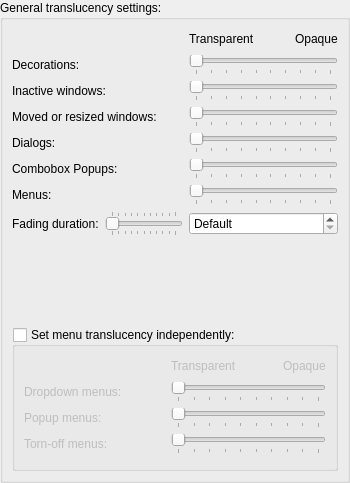
First picture: the form in effects/maketransparent_config.ui, repository KDE/kwin, before the edit.
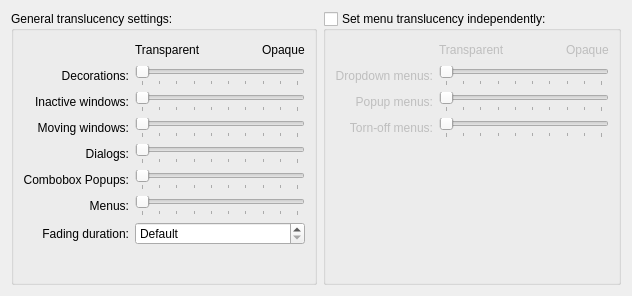
Second picture: the form after the edit.

What changed in the file:
```diff
--- a/effects/maketransparent_config.ui
+++ b/effects/maketransparent_config.ui
@@ -5,29 +5,39 @@
    <rect>
     <x>0</x>
     <y>0</y>
-    <width>350</width>
-    <height>483</height>
+    <width>616</width>
+    <height>296</height>
    </rect>
   </property>
   <property name="windowTitle" >
    <string>Translucency</string>
   </property>
-  <layout class="QGridLayout" name="gridLayout_3" >
-   <property name="margin" >
-    <number>0</number>
-   </property>
-   <item row="1" column="0" >
+  <layout class="QHBoxLayout" name="horizontalLayout" >
+   <item>
     <widget class="QGroupBox" name="m_opacityGroupBox" >
      <property name="title" >
       <string>General translucency settings:</string>
      </property>
-     <layout class="QVBoxLayout" name="verticalLayout" >
-      <item>
-       <layout class="QGridLayout" name="gridLayout" >
+     <layout class="QFormLayout" name="formLayout_2" >
+      <property name="fieldGrowthPolicy" >
+       <enum>QFormLayout::AllNonFixedFieldsGrow</enum>
+      </property>
+      <property name="labelAlignment" >
+       <set>Qt::AlignRight|Qt::AlignTrailing|Qt::AlignVCenter</set>
+      </property>
         <item row="0" column="1" >
-         <layout class="QHBoxLayout" name="horizontalLayout_2" >
+       <layout class="QHBoxLayout" name="horizontalLayout_4" >
+        <property name="sizeConstraint" >
+         <enum>QLayout::SetDefaultConstraint</enum>
+        </property>
           <item>
            <widget class="QLabel" name="label_2" >
+          <property name="sizePolicy" >
+           <sizepolicy vsizetype="Preferred" hsizetype="Preferred" >
+            <horstretch>0</horstretch>
+            <verstretch>0</verstretch>
+           </sizepolicy>
+          </property>
             <property name="text" >
              <string>Transparent</string>
             </property>
@@ -48,6 +58,12 @@
           </item>
           <item>
            <widget class="QLabel" name="label_3" >
+          <property name="sizePolicy" >
+           <sizepolicy vsizetype="Preferred" hsizetype="Fixed" >
+            <horstretch>0</horstretch>
+            <verstretch>0</verstretch>
+           </sizepolicy>
+          </property>
             <property name="text" >
              <string>Opaque</string>
             </property>
@@ -66,10 +82,22 @@
           <property name="text" >
            <string>Decorations:</string>
           </property>
+        <property name="alignment" >
+         <set>Qt::AlignRight|Qt::AlignTrailing|Qt::AlignVCenter</set>
+        </property>
+        <property name="buddy" >
+         <cstring>decorations</cstring>
+        </property>
          </widget>
         </item>
         <item row="1" column="1" >
          <widget class="QSlider" name="decorations" >
+        <property name="minimumSize" >
+         <size>
+          <width>170</width>
+          <height>0</height>
+         </size>
+        </property>
           <property name="minimum" >
            <number>10</number>
           </property>
@@ -98,6 +126,12 @@
           <property name="text" >
            <string>Inactive windows:</string>
           </property>
+        <property name="alignment" >
+         <set>Qt::AlignRight|Qt::AlignTrailing|Qt::AlignVCenter</set>
+        </property>
+        <property name="buddy" >
+         <cstring>inactive</cstring>
+        </property>
          </widget>
         </item>
         <item row="2" column="1" >
@@ -128,7 +162,13 @@
            </sizepolicy>
           </property>
           <property name="text" >
-           <string>Moved or resized windows:</string>
+         <string>Moving windows:</string>
+        </property>
+        <property name="alignment" >
+         <set>Qt::AlignRight|Qt::AlignTrailing|Qt::AlignVCenter</set>
+        </property>
+        <property name="buddy" >
+         <cstring>moveresize</cstring>
           </property>
          </widget>
         </item>
@@ -162,6 +202,12 @@
           <property name="text" >
            <string>Dialogs:</string>
           </property>
+        <property name="alignment" >
+         <set>Qt::AlignRight|Qt::AlignTrailing|Qt::AlignVCenter</set>
+        </property>
+        <property name="buddy" >
+         <cstring>dialogs</cstring>
+        </property>
          </widget>
         </item>
         <item row="4" column="1" >
@@ -194,6 +240,12 @@
           <property name="text" >
            <string>Combobox Popups:</string>
           </property>
+        <property name="alignment" >
+         <set>Qt::AlignRight|Qt::AlignTrailing|Qt::AlignVCenter</set>
+        </property>
+        <property name="buddy" >
+         <cstring>comboboxpopup</cstring>
+        </property>
          </widget>
         </item>
         <item row="5" column="1" >
@@ -226,6 +278,12 @@
           <property name="text" >
            <string>Menus:</string>
           </property>
+        <property name="alignment" >
+         <set>Qt::AlignRight|Qt::AlignTrailing|Qt::AlignVCenter</set>
+        </property>
+        <property name="buddy" >
+         <cstring>menus</cstring>
+        </property>
          </widget>
         </item>
         <item row="6" column="1" >
@@ -248,40 +306,17 @@
          </widget>
         </item>
         <item row="7" column="0" >
-         <layout class="QHBoxLayout" name="horizontalLayout" >
-          <item>
            <widget class="QLabel" name="label" >
             <property name="text" >
              <string>Fading duration:</string>
             </property>
-           </widget>
-          </item>
-          <item>
-           <widget class="QSlider" name="durationSlider" >
-            <property name="minimum" >
-             <number>0</number>
-            </property>
-            <property name="maximum" >
-             <number>5000</number>
-            </property>
-            <property name="singleStep" >
-             <number>100</number>
-            </property>
-            <property name="pageStep" >
-             <number>100</number>
-            </property>
-            <property name="orientation" >
-             <enum>Qt::Horizontal</enum>
-            </property>
-            <property name="tickPosition" >
-             <enum>QSlider::TicksBothSides</enum>
-            </property>
-            <property name="tickInterval" >
-             <number>500</number>
-            </property>
-           </widget>
-          </item>
-         </layout>
+        <property name="alignment" >
+         <set>Qt::AlignRight|Qt::AlignTrailing|Qt::AlignVCenter</set>
+        </property>
+        <property name="buddy" >
+         <cstring>duration</cstring>
+        </property>
+       </widget>
         </item>
         <item row="7" column="1" >
          <widget class="QSpinBox" name="duration" >
@@ -306,19 +341,24 @@
          </widget>
         </item>
        </layout>
-      </item>
-      <item>
-       <spacer name="verticalSpacer_2" >
-        <property name="orientation" >
-         <enum>Qt::Vertical</enum>
-        </property>
-        <property name="sizeHint" stdset="0" >
-         <size>
-          <width>20</width>
-          <height>40</height>
-         </size>
-        </property>
-       </spacer>
+     <zorder>decorations_label</zorder>
+     <zorder>decorations</zorder>
+     <zorder>inactive_label</zorder>
+     <zorder>inactive</zorder>
+     <zorder>moveresize_label</zorder>
+     <zorder>moveresize</zorder>
+     <zorder>dialogs_label</zorder>
+     <zorder>dialogs</zorder>
+     <zorder>comboboxpopup_label</zorder>
+     <zorder>comboboxpopup</zorder>
+     <zorder>menus_label</zorder>
+     <zorder>menus</zorder>
+     <zorder>horizontalLayoutWidget_2</zorder>
+     <zorder>individualmenuconfig</zorder>
+     <zorder>duration</zorder>
+     <zorder>durationSlider</zorder>
+     <zorder>label</zorder>
+    </widget>
       </item>
       <item>
        <widget class="QGroupBox" name="individualmenuconfig" >
@@ -331,13 +371,26 @@
         <property name="checked" >
          <bool>false</bool>
         </property>
-        <layout class="QVBoxLayout" name="verticalLayout_2" >
-         <item>
-          <layout class="QGridLayout" name="gridLayout_2" >
+     <layout class="QFormLayout" name="formLayout" >
+      <property name="fieldGrowthPolicy" >
+       <enum>QFormLayout::AllNonFixedFieldsGrow</enum>
+      </property>
+      <property name="labelAlignment" >
+       <set>Qt::AlignRight|Qt::AlignTrailing|Qt::AlignVCenter</set>
+      </property>
            <item row="0" column="1" >
-            <layout class="QHBoxLayout" name="horizontalLayout_4" >
+       <layout class="QHBoxLayout" name="horizontalLayout_3" >
+        <property name="sizeConstraint" >
+         <enum>QLayout::SetDefaultConstraint</enum>
+        </property>
              <item>
               <widget class="QLabel" name="label_6" >
+          <property name="sizePolicy" >
+           <sizepolicy vsizetype="Preferred" hsizetype="Preferred" >
+            <horstretch>0</horstretch>
+            <verstretch>0</verstretch>
+           </sizepolicy>
+          </property>
                <property name="text" >
                 <string>Transparent</string>
                </property>
@@ -358,6 +411,12 @@
              </item>
              <item>
               <widget class="QLabel" name="label_7" >
+          <property name="sizePolicy" >
+           <sizepolicy vsizetype="Preferred" hsizetype="Fixed" >
+            <horstretch>0</horstretch>
+            <verstretch>0</verstretch>
+           </sizepolicy>
+          </property>
                <property name="text" >
                 <string>Opaque</string>
                </property>
@@ -376,10 +435,22 @@
              <property name="text" >
               <string>Dropdown menus:</string>
              </property>
+        <property name="alignment" >
+         <set>Qt::AlignRight|Qt::AlignTrailing|Qt::AlignVCenter</set>
+        </property>
+        <property name="buddy" >
+         <cstring>dropdownmenus</cstring>
+        </property>
             </widget>
            </item>
            <item row="1" column="1" >
             <widget class="QSlider" name="dropdownmenus" >
+        <property name="minimumSize" >
+         <size>
+          <width>170</width>
+          <height>0</height>
+         </size>
+        </property>
              <property name="minimum" >
               <number>10</number>
              </property>
@@ -408,6 +479,12 @@
              <property name="text" >
               <string>Popup menus:</string>
              </property>
+        <property name="alignment" >
+         <set>Qt::AlignRight|Qt::AlignTrailing|Qt::AlignVCenter</set>
+        </property>
+        <property name="buddy" >
+         <cstring>popupmenus</cstring>
+        </property>
             </widget>
            </item>
            <item row="2" column="1" >
@@ -440,6 +517,12 @@
              <property name="text" >
               <string>Torn-off menus:</string>
              </property>
+        <property name="alignment" >
+         <set>Qt::AlignRight|Qt::AlignTrailing|Qt::AlignVCenter</set>
+        </property>
+        <property name="buddy" >
+         <cstring>tornoffmenus</cstring>
+        </property>
             </widget>
            </item>
            <item row="3" column="1" >
@@ -462,30 +545,23 @@
             </widget>
            </item>
           </layout>
-         </item>
-         <item>
-          <spacer name="verticalSpacer" >
-           <property name="orientation" >
-            <enum>Qt::Vertical</enum>
-           </property>
-           <property name="sizeHint" stdset="0" >
-            <size>
-             <width>20</width>
-             <height>5</height>
-            </size>
-           </property>
-          </spacer>
-         </item>
-        </layout>
-        <zorder>verticalSpacer</zorder>
-        <zorder></zorder>
        </widget>
       </item>
      </layout>
     </widget>
-   </item>
-  </layout>
- </widget>
+ <tabstops>
+  <tabstop>decorations</tabstop>
+  <tabstop>inactive</tabstop>
+  <tabstop>moveresize</tabstop>
+  <tabstop>dialogs</tabstop>
+  <tabstop>comboboxpopup</tabstop>
+  <tabstop>menus</tabstop>
+  <tabstop>duration</tabstop>
+  <tabstop>individualmenuconfig</tabstop>
+  <tabstop>dropdownmenus</tabstop>
+  <tabstop>popupmenus</tabstop>
+  <tabstop>tornoffmenus</tabstop>
+ </tabstops>
  <resources/>
  <connections>
   <connection>
```
Left out of the diff: 32 changed lines with no effect on the pictures. Lines whose indentation alone changed are shown as unchanged.
